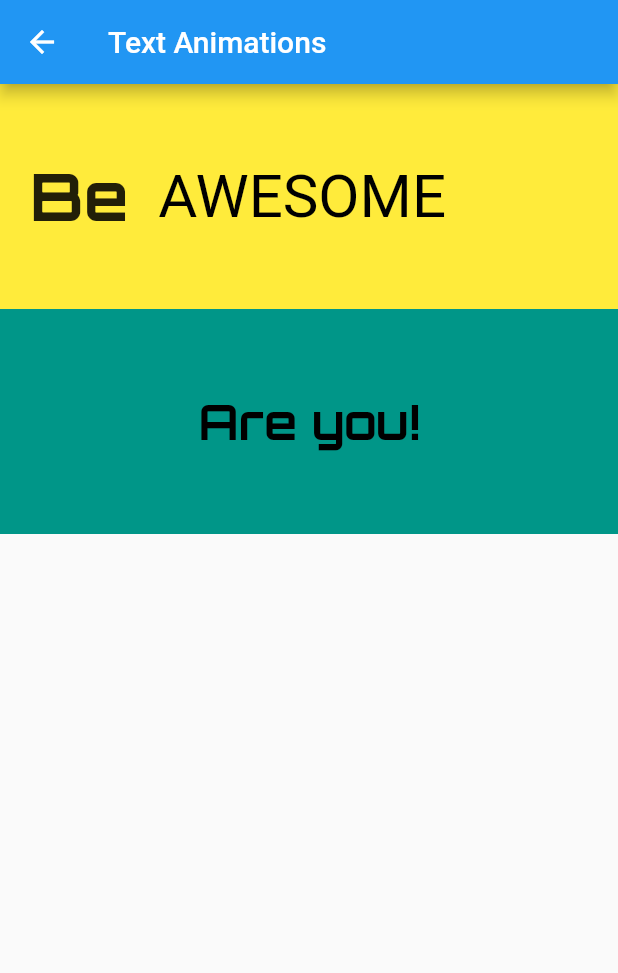
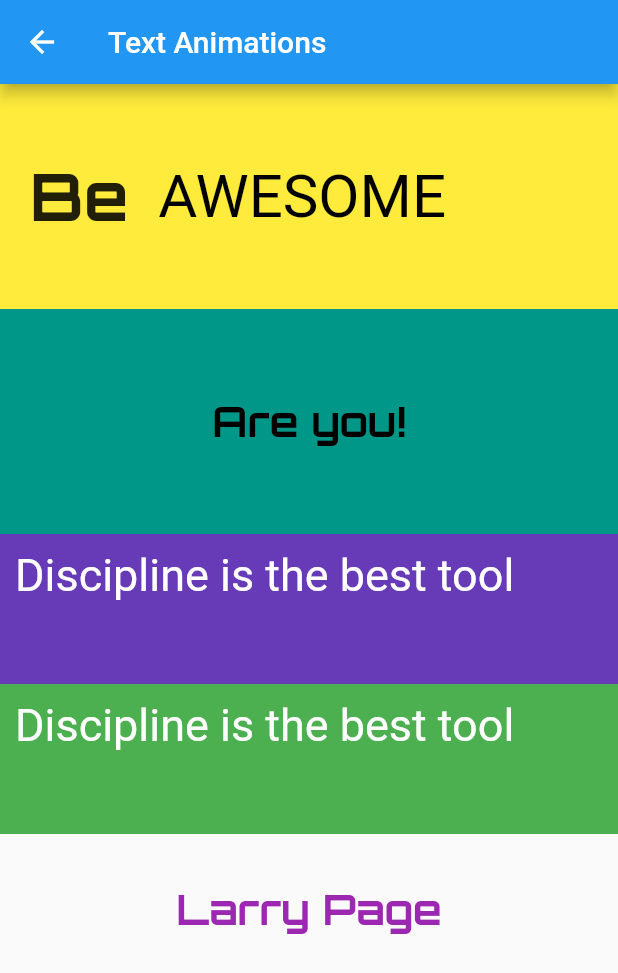
Before and after one commit to dilipkumar4813/flutter_illustrations, a Flutter app: the TextAnimations screen opened by its route, on a phone screen of 412 x 824 dp. Shown: the top 973 px of the screen. Run offline on Flutter 3.47's test engine with Material 2 defaults, Android fonts, the light colour scheme and no system bars; drawn by our look-alikes of animated_text_kit; our stand-ins replace fluttertoast; Roboto replaces fonts that are missing (Rampart One).

Commit message:
Text animations update

```diff
--- a/lib/screens/animate/text_animations.dart
+++ b/lib/screens/animate/text_animations.dart
@@ -3,6 +3,13 @@ import 'package:animated_text_kit/animated_text_kit.dart';
 
 class TextAnimations extends StatelessWidget {
   const TextAnimations({super.key});
+
+  static const colorizeColors = [
+    Colors.purple,
+    Colors.blue,
+    Colors.yellow,
+    Colors.red,
+  ];
 
   @override
   Widget build(BuildContext context) {
@@ -18,7 +25,108 @@ class TextAnimations extends StatelessWidget {
         children: [
           const RotateText(),
           const FadeText(),
+          const TypewriterText(),
+          const TyperText(),
+          const ColorizeText(colorizeColors: colorizeColors)
         ],
+      ),
+    );
+  }
+}
+
+class ColorizeText extends StatelessWidget {
+  const ColorizeText({
+    super.key,
+    required this.colorizeColors,
+  });
+
+  final List<MaterialColor> colorizeColors;
+
+  @override
+  Widget build(BuildContext context) {
+    return Container(
+      height: 100,
+      width: MediaQuery.of(context).size.width,
+      child: Center(
+        child: AnimatedTextKit(
+          animatedTexts: [
+            ColorizeAnimatedText(
+              'Larry Page',
+              textStyle: const TextStyle(
+                fontFamily: 'Orbitron',
+                fontSize: 28.0,
+                fontWeight: FontWeight.bold,
+              ),
+              colors: colorizeColors,
+            ),
+          ],
+        ),
+      ),
+    );
+  }
+}
+
+class TyperText extends StatelessWidget {
+  const TyperText({
+    super.key,
+  });
+
+  @override
+  Widget build(BuildContext context) {
+    return Container(
+      height: 100,
+      padding: const EdgeInsets.all(10.0),
+      width: MediaQuery.of(context).size.width,
+      color: Colors.green,
+      child: DefaultTextStyle(
+        style: const TextStyle(
+          fontSize: 30.0,
+          fontFamily: 'Rampart One',
+        ),
+        child: AnimatedTextKit(
+          animatedTexts: [
+            TyperAnimatedText('Discipline is the best tool'),
+            TyperAnimatedText('Design first, then code'),
+            TyperAnimatedText('Do not patch bugs out, rewrite them'),
+            TyperAnimatedText('Do not test bugs out, design them out'),
+          ],
+          onTap: () {
+            print("Tap Event");
+          },
+        ),
+      ),
+    );
+  }
+}
+
+class TypewriterText extends StatelessWidget {
+  const TypewriterText({
+    super.key,
+  });
+
+  @override
+  Widget build(BuildContext context) {
+    return Container(
+      height: 100,
+      padding: const EdgeInsets.all(10.0),
+      width: MediaQuery.of(context).size.width,
+      color: Colors.deepPurple,
+      child: DefaultTextStyle(
+        style: const TextStyle(
+          fontSize: 30.0,
+          fontFamily: 'Rampart One',
+        ),
+        child: AnimatedTextKit(
+          animatedTexts: [
+            TypewriterAnimatedText('Discipline is the best tool'),
+            TypewriterAnimatedText('Design first, then code'),
+            TypewriterAnimatedText('Do not patch bugs out, rewrite them'),
+            TypewriterAnimatedText('Do not test bugs out, design them out'),
+          ],
+          onTap: () {
+            print("Tap Event");
+          },
+        ),
       ),
     );
   }
@@ -34,11 +142,12 @@ class FadeText extends StatelessWidget {
     return Container(
       color: Colors.teal,
       height: 150,
+      padding: const EdgeInsets.all(10.0),
       width: MediaQuery.of(context).size.width,
       child: Center(
         child: DefaultTextStyle(
           style: const TextStyle(
-            fontSize: 32.0,
+            fontSize: 28.0,
             fontFamily: 'Orbitron',
             fontWeight: FontWeight.bold,
             color: Colors.black,
--- a/lib/screens/basic/basic_dialogs.dart
+++ b/lib/screens/basic/basic_dialogs.dart
@@ -12,7 +12,7 @@ class BasicDialogs extends StatelessWidget {
           icon: const Icon(Icons.arrow_back, color: Colors.white),
           onPressed: () => Navigator.of(context).pop(),
         ),
-        title: const Text("Form build"),
+        title: const Text("Basic Dialogs"),
       ),
       body: SafeArea(
         child: Container(
--- a/lib/screens/basic/basic_gridview.dart
+++ b/lib/screens/basic/basic_gridview.dart
@@ -11,7 +11,7 @@ class BasicGridView extends StatelessWidget {
           icon: const Icon(Icons.arrow_back, color: Colors.white),
           onPressed: () => Navigator.of(context).pop(),
         ),
-        title: Text("Form build"),
+        title: Text("Gridview"),
       ),
       body: GridView.count(
         crossAxisCount: 3,
```
